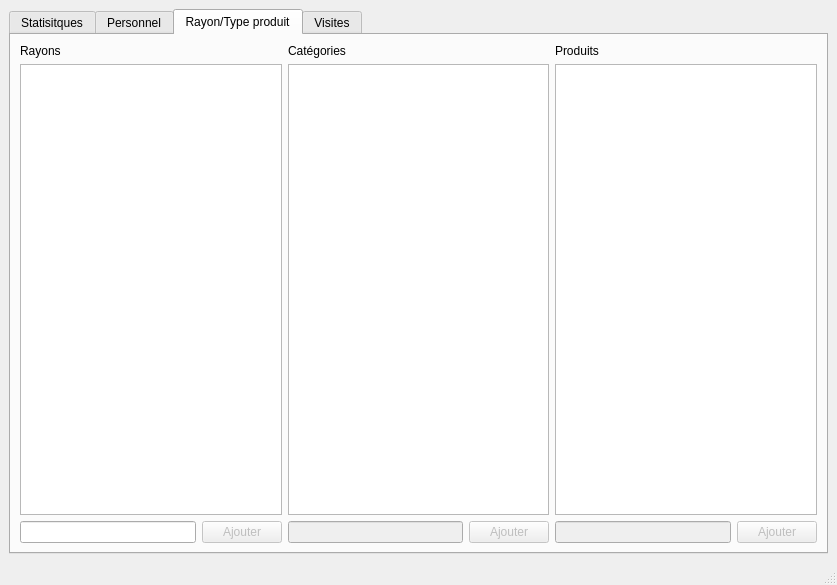
Before: the Qt Designer form AppliLourde/NewWorldAppli/appliNewWorldGestContro/mainwindowgestionnaires.ui in KapplerJulien/NewWorld, drawn with Qt 5.
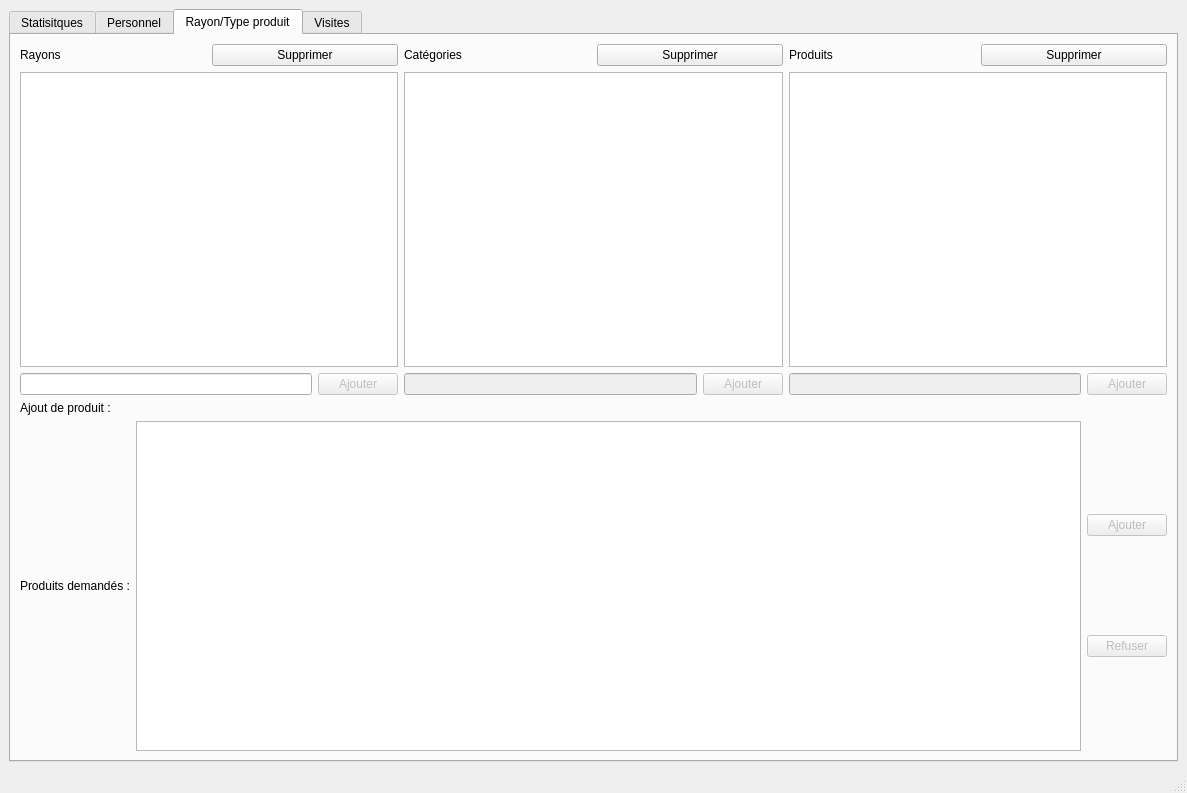
After: the same form once the commit is applied. The open tabs and pages were chosen to show the change.

Diff of the .ui file:
```diff
--- a/AppliLourde/NewWorldAppli/appliNewWorldGestContro/mainwindowgestionnaires.ui
+++ b/AppliLourde/NewWorldAppli/appliNewWorldGestContro/mainwindowgestionnaires.ui
@@ -6,15 +6,15 @@
    <rect>
     <x>0</x>
     <y>0</y>
-    <width>837</width>
-    <height>585</height>
+    <width>1187</width>
+    <height>793</height>
    </rect>
   </property>
   <property name="windowTitle">
    <string>Gestionnaire</string>
   </property>
   <widget class="QWidget" name="centralwidget">
-   <layout class="QHBoxLayout" name="horizontalLayout_13">
+   <layout class="QVBoxLayout" name="verticalLayout_10">
     <item>
      <widget class="QTabWidget" name="tabWidgetGestionnaire">
       <property name="currentIndex">
@@ -326,11 +326,13 @@
        <attribute name="title">
         <string>Rayon/Type produit</string>
        </attribute>
-       <layout class="QHBoxLayout" name="horizontalLayout_17">
+       <layout class="QVBoxLayout" name="verticalLayout_9">
         <item>
-         <layout class="QVBoxLayout" name="verticalLayout_7">
+         <layout class="QHBoxLayout" name="horizontalLayout_21">
           <item>
-           <layout class="QVBoxLayout" name="verticalLayout_4">
+           <layout class="QVBoxLayout" name="verticalLayout_6">
+            <item>
+             <layout class="QHBoxLayout" name="horizontalLayout_13">
             <item>
              <widget class="QLabel" name="label_10">
               <property name="text">
@@ -339,12 +341,19 @@
              </widget>
             </item>
             <item>
+               <widget class="QPushButton" name="pushButtonSupprimerRayons">
+                <property name="text">
+                 <string>Supprimer</string>
+                </property>
+               </widget>
+              </item>
+             </layout>
+            </item>
+            <item>
              <widget class="QListWidget" name="listWidgetRayons"/>
             </item>
-           </layout>
-          </item>
           <item>
-           <layout class="QHBoxLayout" name="horizontalLayout_14">
+             <layout class="QHBoxLayout" name="horizontalLayout_16">
             <item>
              <widget class="QLineEdit" name="lineEditRayons"/>
             </item>
@@ -363,10 +372,10 @@
          </layout>
         </item>
         <item>
-         <layout class="QVBoxLayout" name="verticalLayout_8">
-          <item>
            <layout class="QVBoxLayout" name="verticalLayout_5">
             <item>
+             <layout class="QHBoxLayout" name="horizontalLayout_15">
+              <item>
              <widget class="QLabel" name="label_11">
               <property name="text">
                <string>Catégories</string>
@@ -374,12 +383,19 @@
              </widget>
             </item>
             <item>
+               <widget class="QPushButton" name="pushButtonSupprimerCategories">
+                <property name="text">
+                 <string>Supprimer</string>
+                </property>
+               </widget>
+              </item>
+             </layout>
+            </item>
+            <item>
              <widget class="QListWidget" name="listWidgetCategories"/>
             </item>
-           </layout>
-          </item>
           <item>
-           <layout class="QHBoxLayout" name="horizontalLayout_15">
+             <layout class="QHBoxLayout" name="horizontalLayout_17">
             <item>
              <widget class="QLineEdit" name="lineEditCategories">
               <property name="enabled">
@@ -402,9 +418,9 @@
          </layout>
         </item>
         <item>
-         <layout class="QVBoxLayout" name="verticalLayout_9">
+           <layout class="QVBoxLayout" name="verticalLayout_4">
           <item>
-           <layout class="QVBoxLayout" name="verticalLayout_6">
+             <layout class="QHBoxLayout" name="horizontalLayout_14">
             <item>
              <widget class="QLabel" name="label_12">
               <property name="text">
@@ -413,12 +429,19 @@
              </widget>
             </item>
             <item>
+               <widget class="QPushButton" name="pushButtonSupprimerProduits">
+                <property name="text">
+                 <string>Supprimer</string>
+                </property>
+               </widget>
+              </item>
+             </layout>
+            </item>
+            <item>
              <widget class="QListWidget" name="listWidgetProduits"/>
             </item>
-           </layout>
-          </item>
           <item>
-           <layout class="QHBoxLayout" name="horizontalLayout_16">
+             <layout class="QHBoxLayout" name="horizontalLayout_18">
             <item>
              <widget class="QLineEdit" name="lineEditProduits">
               <property name="enabled">
@@ -441,6 +464,61 @@
          </layout>
         </item>
        </layout>
+        </item>
+        <item>
+         <layout class="QVBoxLayout" name="verticalLayout_8">
+          <item>
+           <widget class="QLabel" name="label_13">
+            <property name="text">
+             <string>Ajout de produit : </string>
+            </property>
+           </widget>
+          </item>
+          <item>
+           <layout class="QHBoxLayout" name="horizontalLayout_20">
+            <item>
+             <layout class="QHBoxLayout" name="horizontalLayout_19">
+              <item>
+               <widget class="QLabel" name="label_14">
+                <property name="text">
+                 <string>Produits demandés :</string>
+                </property>
+               </widget>
+              </item>
+              <item>
+               <widget class="QListWidget" name="listWidgetProduitsDemandes"/>
+              </item>
+             </layout>
+            </item>
+            <item>
+             <layout class="QVBoxLayout" name="verticalLayout_7">
+              <item>
+               <widget class="QPushButton" name="pushButtonAjouterProduitsDemandes">
+                <property name="enabled">
+                 <bool>false</bool>
+                </property>
+                <property name="text">
+                 <string>Ajouter</string>
+                </property>
+               </widget>
+              </item>
+              <item>
+               <widget class="QPushButton" name="pushButtonRefuserProduitsDemandes">
+                <property name="enabled">
+                 <bool>false</bool>
+                </property>
+                <property name="text">
+                 <string>Refuser</string>
+                </property>
+               </widget>
+              </item>
+             </layout>
+            </item>
+           </layout>
+          </item>
+         </layout>
+        </item>
+       </layout>
       </widget>
       <widget class="QWidget" name="tab_2">
        <attribute name="title">
```
Left out of the diff: 14 changed lines with no effect on the pictures. Lines whose indentation alone changed are shown as unchanged.
